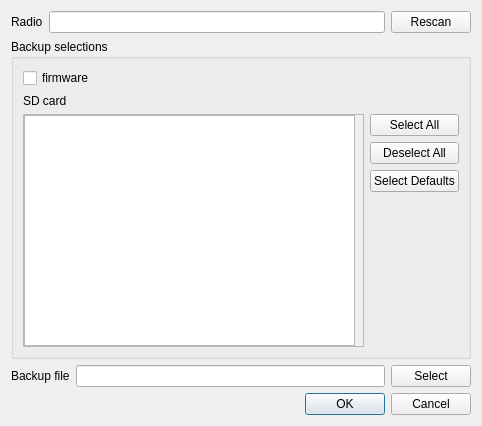
The window that companion/src/backuprestore/radiobackupdialog.ui (Kijan-Company/edgetx) describes before a commit, drawn with Qt 5.
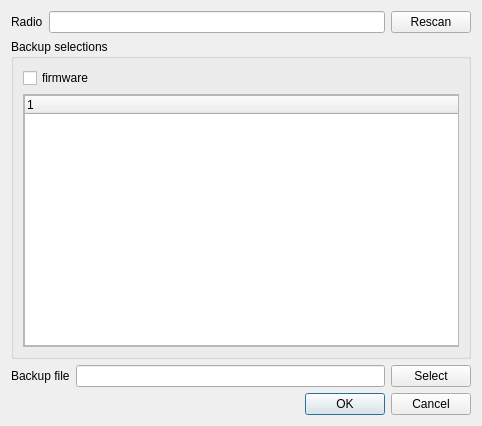
The same window after the commit. Custom widgets are drawn as their Qt base class.

Commit message: Renames tweaks and manual tree view

The edit to the form file:
```diff
--- a/companion/src/backuprestore/radiobackupdialog.ui
+++ b/companion/src/backuprestore/radiobackupdialog.ui
@@ -58,13 +58,6 @@
         </property>
        </widget>
       </item>
-      <item>
-       <widget class="QLabel" name="label">
-        <property name="text">
-         <string>SD card</string>
-        </property>
-       </widget>
-      </item>
       <item>
        <layout class="QHBoxLayout" name="horizontalLayout_2">
         <item>
@@ -77,61 +70,28 @@
             <rect>
              <x>0</x>
              <y>0</y>
-             <width>323</width>
-             <height>228</height>
+             <width>436</width>
+             <height>248</height>
             </rect>
            </property>
-           <widget class="QTreeView" name="tvwSDCard">
+           <widget class="QTreeWidget" name="treeSDCard">
             <property name="geometry">
              <rect>
               <x>0</x>
               <y>0</y>
-              <width>331</width>
-              <height>231</height>
+              <width>441</width>
+              <height>251</height>
              </rect>
             </property>
+            <column>
+             <property name="text">
+              <string notr="true">1</string>
+             </property>
+            </column>
            </widget>
           </widget>
          </widget>
         </item>
-        <item>
-         <layout class="QVBoxLayout" name="verticalLayout">
-          <item>
-           <widget class="QPushButton" name="btnSelectAll">
-            <property name="text">
-             <string>Select All</string>
-            </property>
-           </widget>
-          </item>
-          <item>
-           <widget class="QPushButton" name="btnDeselectAll">
-            <property name="text">
-             <string>Deselect All</string>
-            </property>
-           </widget>
-          </item>
-          <item>
-           <widget class="QPushButton" name="btnSelectDefaults">
-            <property name="text">
-             <string>Select Defaults</string>
-            </property>
-           </widget>
-          </item>
-          <item>
-           <spacer name="verticalSpacer">
-            <property name="orientation">
-             <enum>Qt::Orientation::Vertical</enum>
-            </property>
-            <property name="sizeHint" stdset="0">
-             <size>
-              <width>20</width>
-              <height>40</height>
-             </size>
-            </property>
-           </spacer>
-          </item>
-         </layout>
-        </item>
        </layout>
       </item>
      </layout>
```
The commit also changes 5 other files.
